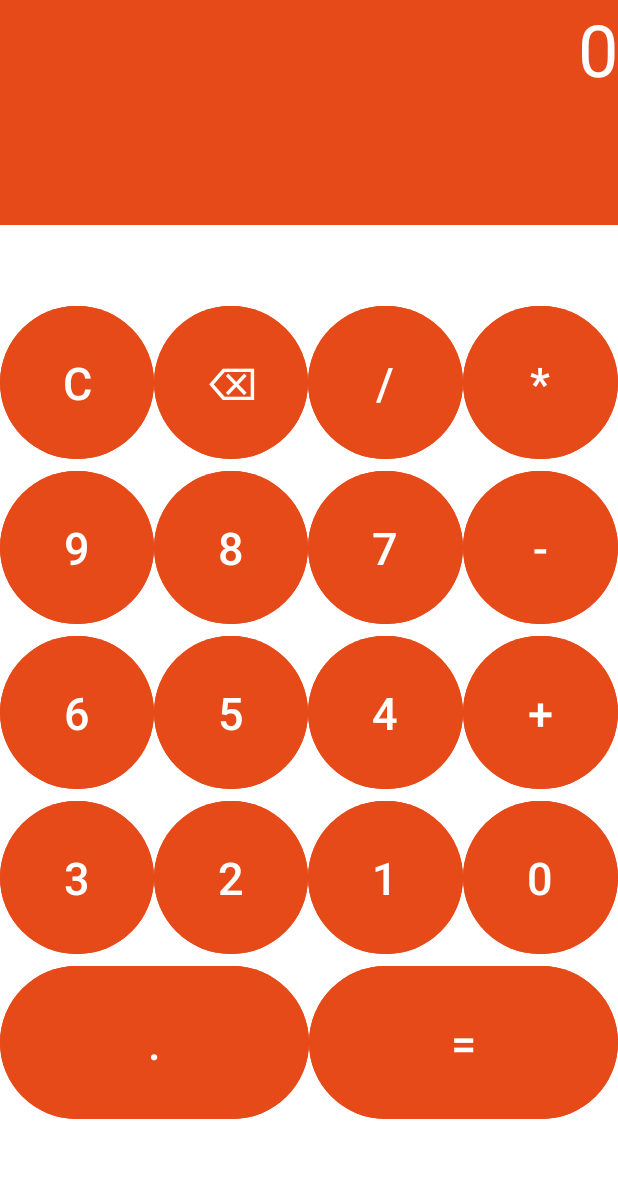
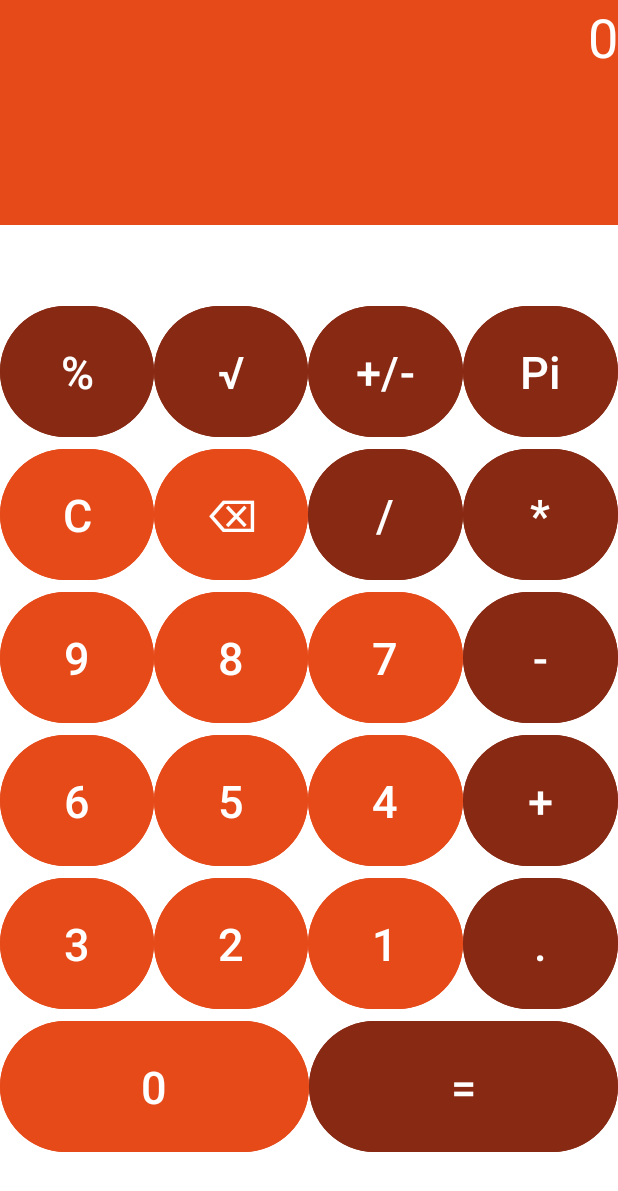
Before and after one commit to Tamplier322/AndroidLabs, an Android app: the screen it shows after launch (MainActivity), on a phone screen of 412 x 824 dp. Shown: the top 1191 px of the screen. Run offline under Robolectric (Android 15) with nearby library versions, the phone set to English and light mode, and no system bars.

Commit message:
Second stable version

```diff
--- a/app/src/main/res/layout/activity_main.xml
+++ b/app/src/main/res/layout/activity_main.xml
@@ -20,7 +20,7 @@
         android:gravity="end"
         android:singleLine="true"
         android:text="0"
-        android:textSize="48sp"
+        android:textSize="36dp"
         android:textColor="@color/white"
         app:layout_constraintBottom_toTopOf="@+id/gridLayout"
         app:layout_constraintEnd_toEndOf="parent"
@@ -43,9 +43,56 @@
             >
 
             <Button
+                android:id="@+id/button_percent"
+                android:layout_width="0dp"
+                android:layout_height="95dp"
+                android:layout_gravity="fill_horizontal"
+                android:layout_weight="1"
+                android:backgroundTint="#882913"
+                android:text="%"
+                android:textSize="30dp" />
+
+            <Button
+                android:id="@+id/button_root"
+                android:layout_width="0dp"
+                android:layout_height="95dp"
+                android:layout_gravity="fill_horizontal"
+                android:layout_weight="1"
+                android:backgroundTint="#882913"
+                android:text="√"
+                android:textSize="30dp" />
+
+            <Button
+                android:id="@+id/button_change_sign"
+                android:layout_width="0dp"
+                android:layout_height="95dp"
+                android:layout_gravity="fill_horizontal"
+                android:layout_weight="1"
+                android:backgroundTint="#882913"
+                android:text="+/-"
+                android:textSize="30dp" />
+
+            <Button
+                android:id="@+id/button_Pi"
+                android:layout_width="0dp"
+                android:layout_height="95dp"
+                android:layout_gravity="fill_horizontal"
+                android:layout_weight="1"
+                android:backgroundTint="#882913"
+                android:text="Pi"
+                android:textSize="30dp" />
+        </LinearLayout>
+
+        <LinearLayout
+            android:layout_width="match_parent"
+            android:layout_height="wrap_content"
+            android:orientation="horizontal"
+            >
+
+            <Button
                 android:id="@+id/button_full_clean"
                 android:layout_width="0dp"
-                android:layout_height="110dp"
+                android:layout_height="95dp"
                 android:layout_gravity="fill_horizontal"
                 android:layout_weight="1"
                 android:backgroundTint="#E64A19"
@@ -55,7 +102,7 @@
             <Button
                 android:id="@+id/button_erase"
                 android:layout_width="0dp"
-                android:layout_height="110dp"
+                android:layout_height="95dp"
                 android:layout_gravity="fill_horizontal"
                 android:layout_weight="1"
                 android:backgroundTint="#E64A19"
@@ -65,20 +112,20 @@
             <Button
                 android:id="@+id/button_divide"
                 android:layout_width="0dp"
-                android:layout_height="110dp"
+                android:layout_height="95dp"
                 android:layout_gravity="fill_horizontal"
                 android:layout_weight="1"
-                android:backgroundTint="#E64A19"
+                android:backgroundTint="#882913"
                 android:text="/"
                 android:textSize="30dp" />
 
             <Button
                 android:id="@+id/button_myltiply"
                 android:layout_width="0dp"
-                android:layout_height="110dp"
+                android:layout_height="95dp"
                 android:layout_gravity="fill_horizontal"
                 android:layout_weight="1"
-                android:backgroundTint="#E64A19"
+                android:backgroundTint="#882913"
                 android:text="*"
                 android:textSize="30dp" />
         </LinearLayout>
@@ -92,7 +139,7 @@
             <Button
                 android:id="@+id/button9"
                 android:layout_width="0dp"
-                android:layout_height="110dp"
+                android:layout_height="95dp"
                 android:layout_weight="1"
                 android:textSize="30dp"
                 android:backgroundTint="#E64A19"
@@ -101,7 +148,7 @@
             <Button
                 android:id="@+id/button8"
                 android:layout_width="0dp"
-                android:layout_height="110dp"
+                android:layout_height="95dp"
                 android:layout_weight="1"
                 android:textSize="30dp"
                 android:backgroundTint="#E64A19"
@@ -110,7 +157,7 @@
             <Button
                 android:id="@+id/button7"
                 android:layout_width="0dp"
-                android:layout_height="110dp"
+                android:layout_height="95dp"
                 android:layout_weight="1"
                 android:textSize="30dp"
                 android:backgroundTint="#E64A19"
@@ -119,10 +166,10 @@
             <Button
                 android:id="@+id/button_minus"
                 android:layout_width="0dp"
-                android:layout_height="110dp"
+                android:layout_height="95dp"
                 android:layout_weight="1"
                 android:textSize="30dp"
-                android:backgroundTint="#E64A19"
+                android:backgroundTint="#882913"
                 android:layout_gravity="fill_horizontal"
                 android:text="-" />
         </LinearLayout>
@@ -135,7 +182,7 @@
             <Button
                 android:id="@+id/button6"
                 android:layout_width="0dp"
-                android:layout_height="110dp"
+                android:layout_height="95dp"
                 android:layout_weight="1"
                 android:textSize="30dp"
                 android:backgroundTint="#E64A19"
@@ -144,7 +191,7 @@
             <Button
                 android:id="@+id/button5"
                 android:layout_width="0dp"
-                android:layout_height="110dp"
+                android:layout_height="95dp"
                 android:layout_weight="1"
                 android:textSize="30dp"
                 android:backgroundTint="#E64A19"
@@ -153,7 +200,7 @@
             <Button
                 android:id="@+id/button4"
                 android:layout_width="0dp"
-                android:layout_height="110dp"
+                android:layout_height="95dp"
                 android:layout_weight="1"
                 android:textSize="30dp"
                 android:backgroundTint="#E64A19"
@@ -162,10 +209,10 @@
             <Button
                 android:id="@+id/button_plus"
                 android:layout_width="0dp"
-                android:layout_height="110dp"
+                android:layout_height="95dp"
                 android:layout_weight="1"
                 android:textSize="30dp"
-                android:backgroundTint="#E64A19"
+                android:backgroundTint="#882913"
                 android:layout_gravity="fill_horizontal"
                 android:text="+" />
         </LinearLayout>
@@ -178,7 +225,7 @@
             <Button
                 android:id="@+id/button3"
                 android:layout_width="0dp"
-                android:layout_height="110dp"
+                android:layout_height="95dp"
                 android:layout_weight="1"
                 android:textSize="30dp"
                 android:backgroundTint="#E64A19"
@@ -187,7 +234,7 @@
             <Button
                 android:id="@+id/button2"
                 android:layout_width="0dp"
-                android:layout_height="110dp"
+                android:layout_height="95dp"
                 android:layout_weight="1"
                 android:textSize="30dp"
                 android:backgroundTint="#E64A19"
@@ -196,21 +243,22 @@
             <Button
                 android:id="@+id/button1"
                 android:layout_width="0dp"
-                android:layout_height="110dp"
+                android:layout_height="95dp"
                 android:layout_weight="1"
                 android:textSize="30dp"
                 android:backgroundTint="#E64A19"
                 android:layout_gravity="fill_horizontal"
                 android:text="1" />
             <Button
-                android:id="@+id/button0"
+                android:id="@+id/button_point"
+
                 android:layout_width="0dp"
-                android:layout_height="110dp"
+                android:layout_height="95dp"
                 android:layout_weight="1"
                 android:textSize="30dp"
-                android:backgroundTint="#E64A19"
+                android:backgroundTint="#882913"
                 android:layout_gravity="fill_horizontal"
-                android:text="0" />
+                android:text="." />
         </LinearLayout>
 
         <LinearLayout
@@ -220,23 +268,24 @@
             >
 
             <Button
-                android:id="@+id/button_point"
+                android:id="@+id/button0"
                 android:layout_width="0dp"
-                android:layout_height="110dp"
+                android:layout_height="95dp"
                 android:layout_weight="1"
                 android:textSize="30dp"
                 android:backgroundTint="#E64A19"
                 android:layout_gravity="fill_horizontal"
-                android:text="." />
+                android:text="0" />
+
             <Button
                 android:id="@+id/button_equals"
                 android:layout_width="0dp"
-                android:layout_height="110dp"
+                android:layout_height="95dp"
+                android:layout_gravity="fill_horizontal"
                 android:layout_weight="1"
-                android:textSize="30dp"
-                android:backgroundTint="#E64A19"
-                android:layout_gravity="fill_horizontal"
-                android:text="=" />
+                android:backgroundTint="#882913"
+                android:text="="
+                android:textSize="30dp" />
         </LinearLayout>
     </androidx.gridlayout.widget.GridLayout>
 
```
Also changed, not shown: app/src/main/java/com/example/firstlab/MainActivity.kt (+101 -11 lines).
